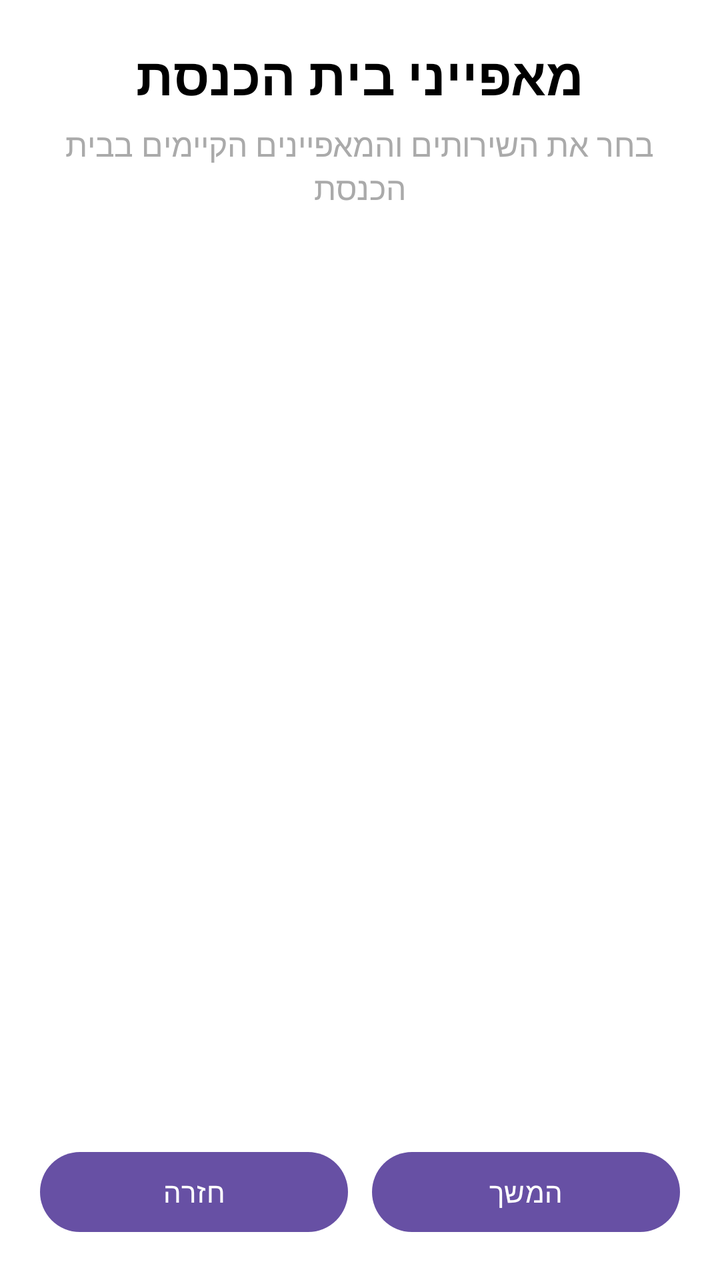
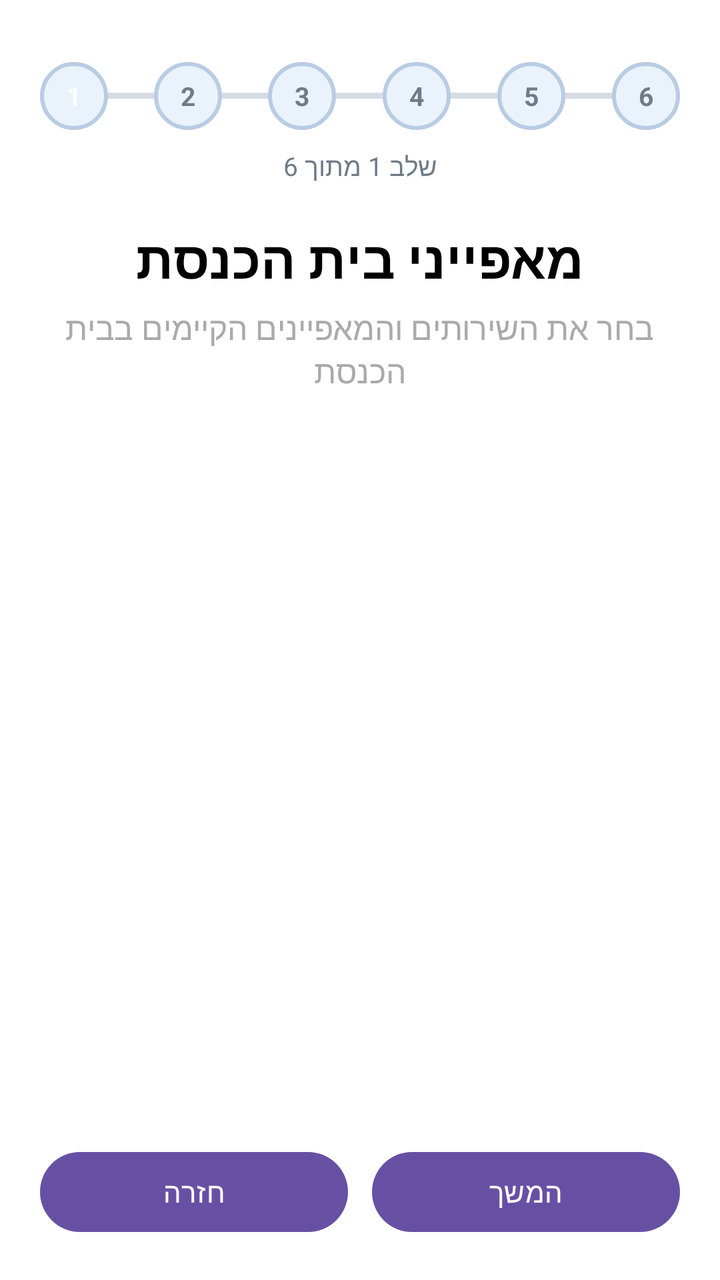

The first picture is an Android layout as it rendered before a commit; the second is the same layout after the commit. The layout source and the unified diff follow.
<!-- AndroidManifest.xml: application theme Theme.DrawerAppSyn -->
<!-- res/layout/fragment_add_synagogue_05_features.xml -->
<?xml version="1.0" encoding="utf-8"?>
<LinearLayout xmlns:android="http://schemas.android.com/apk/res/android"
    android:layout_width="match_parent"
    android:layout_height="match_parent"
    android:orientation="vertical"
    android:background="@android:color/white"
    android:padding="20dp">

    <TextView
        android:id="@+id/title"
        android:layout_width="match_parent"
        android:layout_height="wrap_content"
        android:text="מאפייני בית הכנסת"
        android:textSize="26sp"
        android:textStyle="bold"
        android:textColor="@android:color/black"
        android:gravity="center"
        android:layout_marginBottom="6dp" />

    <TextView
        android:id="@+id/subtitle"
        android:layout_width="match_parent"
        android:layout_height="wrap_content"
        android:text="בחר את השירותים והמאפיינים הקיימים בבית הכנסת"
        android:textSize="16sp"
        android:textColor="@android:color/darker_gray"
        android:gravity="center"
        android:layout_marginBottom="18dp" />

    <ScrollView
        android:layout_width="match_parent"
        android:layout_height="0dp"
        android:layout_weight="1"
        android:fillViewport="true">

        <LinearLayout
            android:id="@+id/featuresContainer"
            android:layout_width="match_parent"
            android:layout_height="wrap_content"
            android:orientation="vertical" />

    </ScrollView>

    <LinearLayout
        android:layout_width="match_parent"
        android:layout_height="wrap_content"
        android:orientation="horizontal"
        android:gravity="center"
        android:layout_marginTop="14dp">

        <com.google.android.material.button.MaterialButton
            android:id="@+id/buttonBack"
            android:layout_width="0dp"
            android:layout_height="wrap_content"
            android:layout_weight="1"
            android:text="חזרה" />

        <Space
            android:layout_width="12dp"
            android:layout_height="1dp" />

        <com.google.android.material.button.MaterialButton
            android:id="@+id/buttonNext"
            android:layout_width="0dp"
            android:layout_height="wrap_content"
            android:layout_weight="1"
            android:text="המשך" />

    </LinearLayout>

</LinearLayout>
<!-- resources referenced by this layout -->
<resources>
  <style name="Theme.DrawerAppSyn" parent="Base.Theme.DrawerAppSyn" />
  <style name="Base.Theme.DrawerAppSyn" parent="Theme.Material3.DayNight.NoActionBar">
          
          
      </style>
</resources>

<!-- the commit's change to res/layout/fragment_add_synagogue_05_features.xml (unified diff, before → after) -->
@@ -6,6 +6,13 @@
     android:background="@android:color/white"
     android:padding="20dp">
 
+
+    <include
+        android:id="@+id/registrationProgressInclude"
+        layout="@layout/registration_progress"
+        android:layout_width="match_parent"
+        android:layout_height="wrap_content" />
+
     <TextView
         android:id="@+id/title"
         android:layout_width="match_parent"
@@ -69,3 +76,136 @@
     </LinearLayout>
 
 </LinearLayout>
+<!-- res/layout/registration_progress.xml (included above) -->
+<?xml version="1.0" encoding="utf-8"?>
+<LinearLayout
+    xmlns:android="http://schemas.android.com/apk/res/android"
+    android:id="@+id/registrationProgress"
+    android:layout_width="match_parent"
+    android:layout_height="wrap_content"
+    android:orientation="vertical"
+    android:layoutDirection="ltr"
+    android:paddingTop="8dp"
+    android:paddingBottom="20dp">
+
+    <LinearLayout
+        android:layout_width="match_parent"
+        android:layout_height="40dp"
+        android:orientation="horizontal"
+        android:gravity="center_vertical">
+
+        <TextView
+            android:id="@+id/progressStep1"
+            android:layout_width="34dp"
+            android:layout_height="34dp"
+            android:gravity="center"
+            android:text="1"
+            android:textSize="13sp"
+            android:textStyle="bold"
+            android:textColor="#FFFFFF"
+            android:background="@drawable/bg_progress_inactive"/>
+
+        <View
+            android:id="@+id/progressLine1"
+            android:layout_width="0dp"
+            android:layout_height="3dp"
+            android:layout_weight="1"
+            android:background="#D5DCE5"/>
+
+        <TextView
+            android:id="@+id/progressStep2"
+            android:layout_width="34dp"
+            android:layout_height="34dp"
+            android:gravity="center"
+            android:text="2"
+            android:textSize="13sp"
+            android:textStyle="bold"
+            android:textColor="#6F7B87"
+            android:background="@drawable/bg_progress_inactive"/>
+
+        <View
+            android:id="@+id/progressLine2"
+            android:layout_width="0dp"
+            android:layout_height="3dp"
+            android:layout_weight="1"
+            android:background="#D5DCE5"/>
+
+        <TextView
+            android:id="@+id/progressStep3"
+            android:layout_width="34dp"
+            android:layout_height="34dp"
+            android:gravity="center"
+            android:text="3"
+            android:textSize="13sp"
+            android:textStyle="bold"
+            android:textColor="#6F7B87"
+            android:background="@drawable/bg_progress_inactive"/>
+
+        <View
+            android:id="@+id/progressLine3"
+            android:layout_width="0dp"
+            android:layout_height="3dp"
+            android:layout_weight="1"
+            android:background="#D5DCE5"/>
+
+        <TextView
+            android:id="@+id/progressStep4"
+            android:layout_width="34dp"
+            android:layout_height="34dp"
+            android:gravity="center"
+            android:text="4"
+            android:textSize="13sp"
+            android:textStyle="bold"
+            android:textColor="#6F7B87"
+            android:background="@drawable/bg_progress_inactive"/>
+
+        <View
+            android:id="@+id/progressLine4"
+            android:layout_width="0dp"
+            android:layout_height="3dp"
+            android:layout_weight="1"
+            android:background="#D5DCE5"/>
+
+        <TextView
+            android:id="@+id/progressStep5"
+            android:layout_width="34dp"
+            android:layout_height="34dp"
+            android:gravity="center"
+            android:text="5"
+            android:textSize="13sp"
+            android:textStyle="bold"
+            android:textColor="#6F7B87"
+            android:background="@drawable/bg_progress_inactive"/>
+
+        <View
+            android:id="@+id/progressLine5"
+            android:layout_width="0dp"
+            android:layout_height="3dp"
+            android:layout_weight="1"
+            android:background="#D5DCE5"/>
+
+        <TextView
+            android:id="@+id/progressStep6"
+            android:layout_width="34dp"
+            android:layout_height="34dp"
+            android:gravity="center"
+            android:text="6"
+            android:textSize="13sp"
+            android:textStyle="bold"
+            android:textColor="#6F7B87"
+            android:background="@drawable/bg_progress_inactive"/>
+
+    </LinearLayout>
+
+    <TextView
+        android:id="@+id/progressStepText"
+        android:layout_width="match_parent"
+        android:layout_height="wrap_content"
+        android:gravity="center"
+        android:text="שלב 1 מתוך 6"
+        android:textColor="#6F7B87"
+        android:textSize="13sp"
+        android:layout_marginTop="6dp"
+        android:layoutDirection="rtl"/>
+
+</LinearLayout>
<!-- resource entries referenced after the edit -->
@@ -1,5 +1,21 @@
 <!-- resources referenced by this layout -->
 <resources>
+  <!-- drawable bg_progress_inactive (drawable) -->
+  <?xml version="1.0" encoding="utf-8"?>
+  <shape xmlns:android="http://schemas.android.com/apk/res/android"
+      android:shape="oval">
+  
+      <solid android:color="#EAF2FB" />
+  
+      <stroke
+          android:width="2dp"
+          android:color="#B8CCE3" />
+  
+      <size
+          android:width="34dp"
+          android:height="34dp" />
+  
+  </shape>
   <style name="Theme.DrawerAppSyn" parent="Base.Theme.DrawerAppSyn" />
   <style name="Base.Theme.DrawerAppSyn" parent="Theme.Material3.DayNight.NoActionBar">
           
